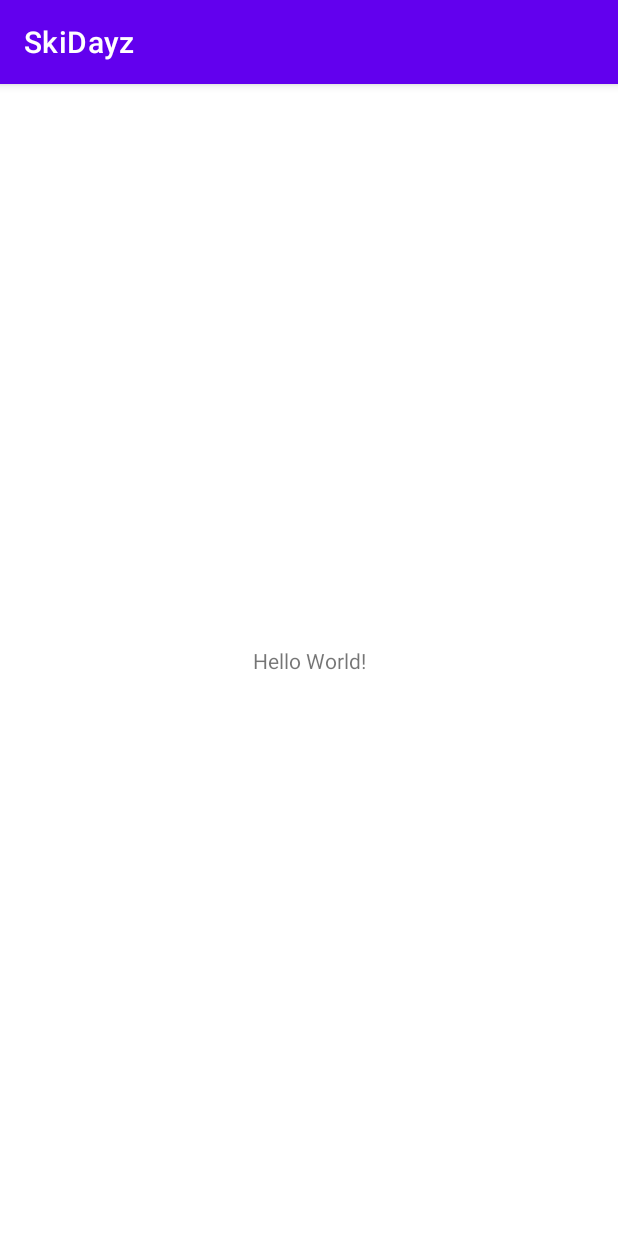
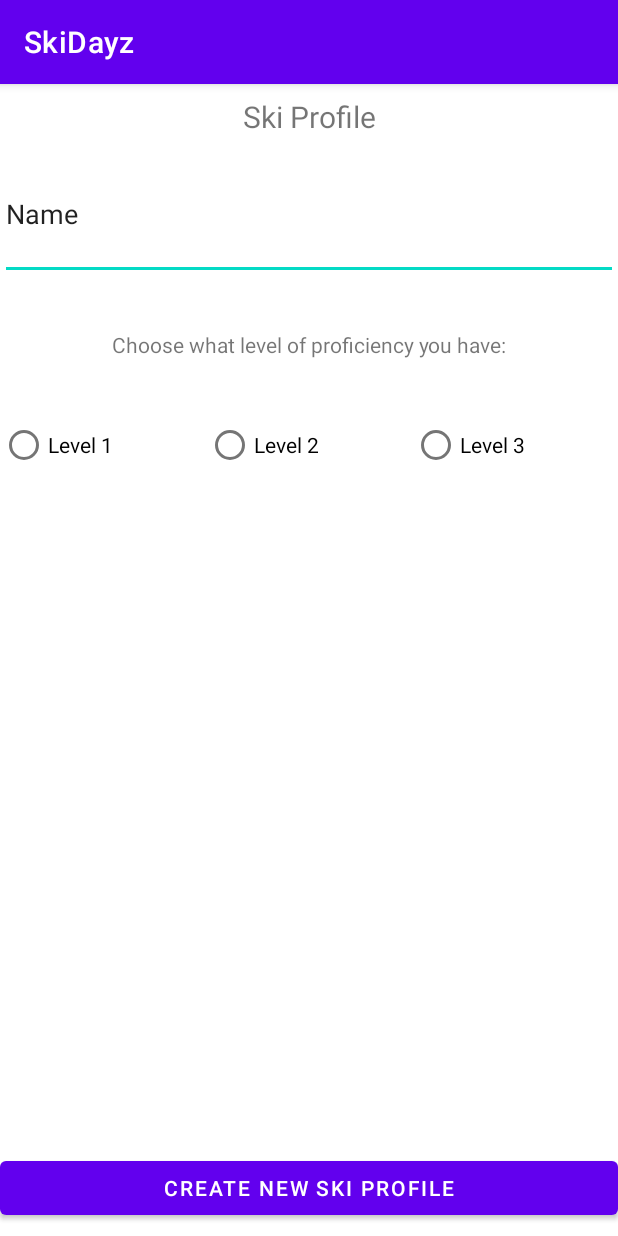
Before and after one commit to BenjaminMichaelis/SkiDayz, an Android app: the screen it shows after launch (MainActivity), on a phone screen of 412 x 824 dp. Run offline under Robolectric (Android 15) with nearby library versions, the phone set to English and light mode, and no system bars.

Commit message:
Created init layout for user profile creation

```diff
--- a/app/src/main/res/layout/activity_main.xml
+++ b/app/src/main/res/layout/activity_main.xml
@@ -6,13 +6,99 @@
     android:layout_height="match_parent"
     tools:context=".MainActivity">
 
-    <TextView
-        android:layout_width="wrap_content"
-        android:layout_height="wrap_content"
-        android:text="Hello World!"
-        app:layout_constraintBottom_toBottomOf="parent"
-        app:layout_constraintEnd_toEndOf="parent"
-        app:layout_constraintStart_toStartOf="parent"
-        app:layout_constraintTop_toTopOf="parent" />
+    <LinearLayout
+        android:layout_width="match_parent"
+        android:layout_height="match_parent"
+        android:orientation="vertical">
+
+        <TextView
+            android:id="@+id/imageTitle"
+            android:layout_width="match_parent"
+            android:layout_height="wrap_content"
+            android:layout_marginTop="8dp"
+            android:gravity="center"
+            android:text="Ski Profile"
+            android:textSize="20sp"
+            app:layout_constraintEnd_toEndOf="parent"
+            app:layout_constraintStart_toStartOf="parent"
+            app:layout_constraintTop_toTopOf="parent" />
+
+        <ImageView
+            android:id="@+id/imageView"
+            android:layout_width="match_parent"
+            android:layout_height="wrap_content"
+            android:layout_marginTop="8dp"
+            app:layout_constraintEnd_toEndOf="parent"
+            app:layout_constraintStart_toStartOf="parent"
+            app:layout_constraintTop_toBottomOf="@+id/imageTitle"
+            tools:srcCompat="@tools:sample/avatars" />
+
+        <EditText
+            android:id="@+id/editTextText"
+            android:layout_width="match_parent"
+            android:layout_height="87dp"
+            android:ems="10"
+            android:inputType="text"
+            android:text="Name" />
+
+        <TextView
+            android:id="@+id/imageDescription"
+            android:layout_width="match_parent"
+            android:layout_height="70dp"
+            android:layout_marginStart="8dp"
+            android:layout_marginTop="8dp"
+            android:layout_marginEnd="8dp"
+            android:layout_marginBottom="8dp"
+            android:gravity="center"
+            android:text="Choose what level of proficiency you have:"
+            app:layout_constraintBottom_toTopOf="@+id/button"
+            app:layout_constraintEnd_toEndOf="parent"
+            app:layout_constraintStart_toStartOf="parent"
+            app:layout_constraintTop_toBottomOf="@+id/imageCopyright" />
+
+
+
+        <RadioGroup
+            android:layout_width="match_parent"
+            android:layout_height="match_parent"
+            android:layout_weight="1"
+            android:orientation="horizontal"
+            >
+
+            <RadioButton
+                android:id="@+id/radioButton4"
+                android:layout_width="wrap_content"
+                android:layout_height="wrap_content"
+                android:layout_weight="1"
+                android:text="Level 1" />
+
+            <RadioButton
+                android:id="@+id/radioButton5"
+                android:layout_width="wrap_content"
+                android:layout_height="wrap_content"
+                android:layout_weight="1"
+                android:text="Level 2" />
+
+            <RadioButton
+                android:id="@+id/radioButton3"
+                android:layout_width="wrap_content"
+                android:layout_height="wrap_content"
+                android:layout_weight="1"
+                android:text="Level 3" />
+        </RadioGroup>
+
+        <Button
+            android:id="@+id/button"
+            android:layout_width="match_parent"
+            android:layout_height="wrap_content"
+            android:layout_marginBottom="8dp"
+            android:gravity="center"
+            android:onClick="fetchInfo"
+            android:text="Create New Ski Profile"
+            app:layout_constraintBottom_toBottomOf="parent"
+            app:layout_constraintEnd_toEndOf="parent"
+            app:layout_constraintStart_toStartOf="parent" />
+
+    </LinearLayout>
 
 </androidx.constraintlayout.widget.ConstraintLayout>
```
